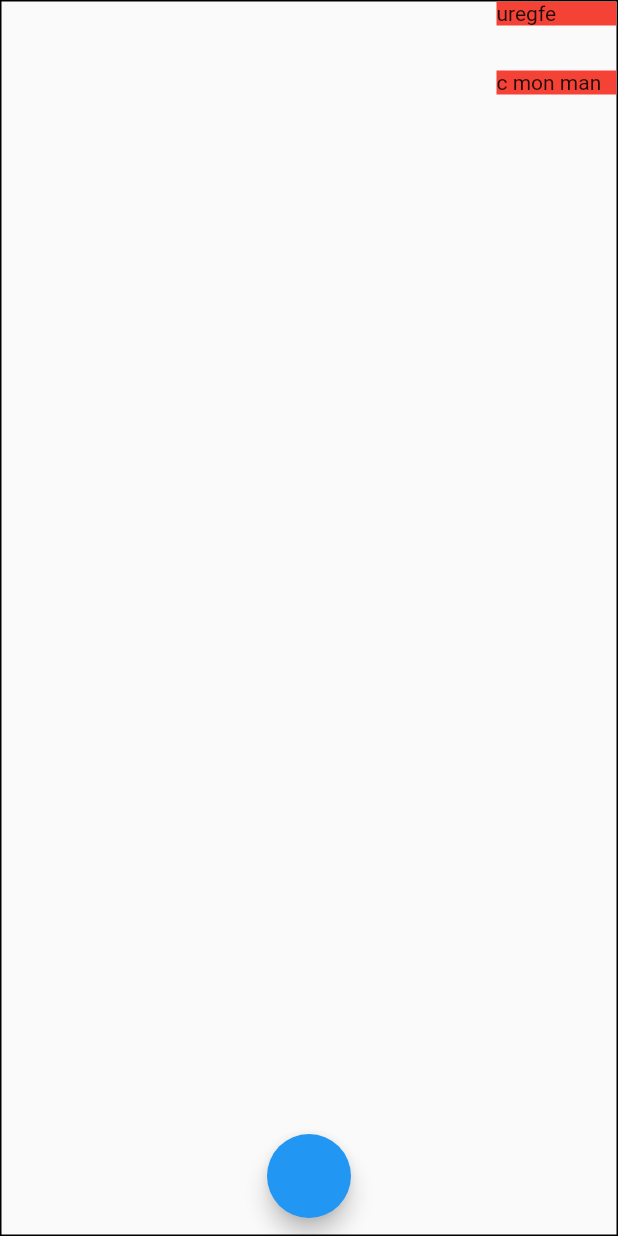
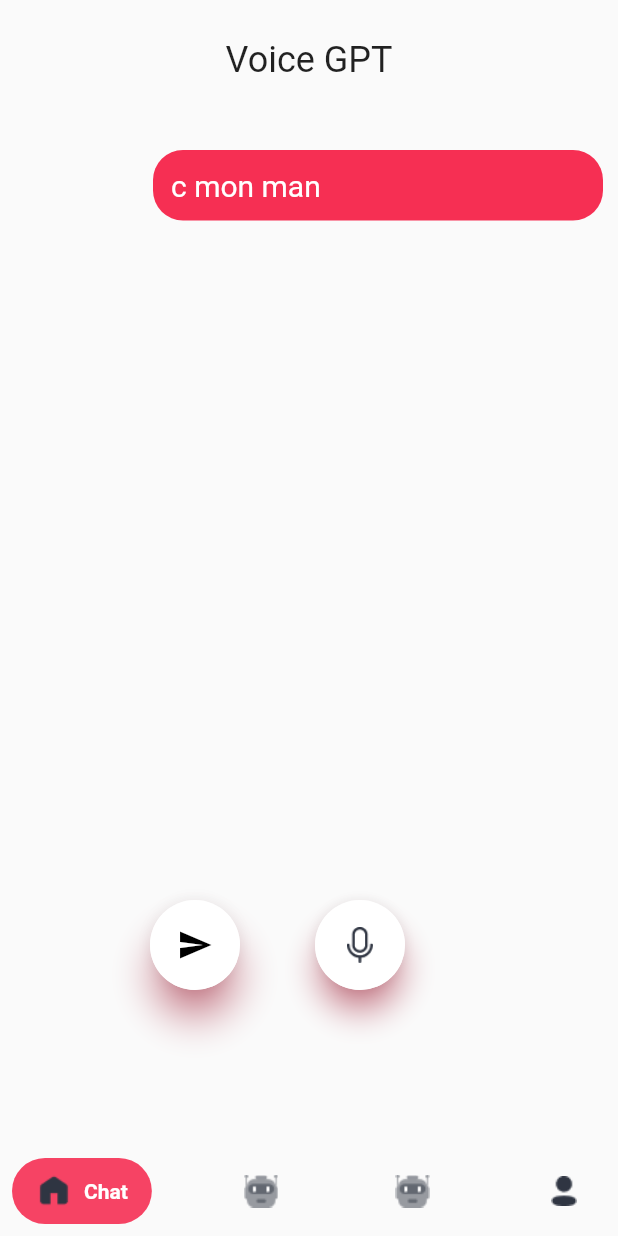
Before and after one commit to mokraneimed/JunctionX, a Flutter app: the screen it shows after launch, on a phone screen of 412 x 824 dp. Run offline on Flutter 3.47's test engine with Material 2 defaults, Android fonts, the phone set to English and light mode, and no system bars; drawn by our look-alikes of avatar_glow, salomon_bottom_bar; our stand-ins replace audioplayers, bottom_navy_bar, permission_handler, speech_to_text; missing offline and left inert: flutter_sound.

Commit message:
/imed/chat

```diff
--- a/lib/main.dart
+++ b/lib/main.dart
@@ -3,8 +3,9 @@ import 'package:kyo/request.dart';
 import 'package:kyo/stt.dart';
 import 'package:kyo/recorder.dart';
 import 'package:speech_to_text/speech_to_text.dart' as sst;
-import 'package:kyo/screens/Auth page/sign_up.dart';
+import 'package:kyo/screens/Auth page/auth.dart';
 import 'package:kyo/screens/Chat page/chat.dart';
+import 'package:kyo/screens/Chat page/home_page.dart';
 
 TextEditingController controller = TextEditingController();
 String generatedText = '';
@@ -25,7 +26,7 @@ class MyApp extends StatelessWidget {
           primarySwatch: Colors.blue,
         ),
         home: SafeArea(
-          child: ChatPage(),
+          child: HomePage(),
         ));
   }
 }
--- a/lib/screens/Auth page/sign_up.dart
+++ b/lib/screens/Auth page/sign_up.dart
@@ -1,7 +1,10 @@
+import 'package:flutter/gestures.dart';
 import 'package:flutter/material.dart';
 import 'package:kyo/screens/Auth page/text_field.dart';
 
-class SignIn extends StatelessWidget {
+class SignUpPage extends StatelessWidget {
+  final VoidCallback onClicked;
+  const SignUpPage({Key? key, required this.onClicked}) : super(key: key);
   @override
   Widget build(BuildContext context) {
     return Scaffold(
@@ -101,6 +104,7 @@ class SignIn extends StatelessWidget {
                   text: 'Don\'t have an account ?',
                   children: [
                 TextSpan(
+                    recognizer: TapGestureRecognizer()..onTap = onClicked,
                     text: '  Sign up',
                     style: TextStyle(color: Color(0xFFF62F53), fontSize: 18))
               ]))
--- a/lib/screens/Chat page/chat.dart
+++ b/lib/screens/Chat page/chat.dart
@@ -1,5 +1,7 @@
 import 'package:flutter/material.dart';
 import 'package:speech_to_text/speech_to_text.dart' as sst;
+import 'package:avatar_glow/avatar_glow.dart';
+import 'package:kyo/request.dart';
 
 class ChatPage extends StatefulWidget {
   @override
@@ -10,11 +12,11 @@ class ChatPage extends StatefulWidget {
 }
 
 class _ChatPage extends State<ChatPage> {
-  String speech = '';
+  String generatedText = '';
   late sst.SpeechToText _speech;
   bool isListening = false;
   String textSpeech = "c mon man";
-  List prompts = ["uregfe"];
+  List prompts = [];
   List responses = [];
 
   void onListen() async {
@@ -42,41 +44,142 @@ class _ChatPage extends State<ChatPage> {
   @override
   Widget build(BuildContext context) {
     return Scaffold(
-        floatingActionButton: FloatingActionButton(onPressed: onListen),
-        floatingActionButtonLocation:
-            FloatingActionButtonLocation.miniCenterFloat,
         body: Container(
-          decoration:
-              BoxDecoration(border: Border.all(color: Colors.black, width: 1)),
-          height: double.infinity,
+      height: 690,
       child: Column(
-            crossAxisAlignment: CrossAxisAlignment.stretch,
         children: [
-              Column(
-                children: List.generate(
-                  prompts.length,
-                  (index) {
-                    return Align(
+          Container(
+            margin: EdgeInsets.only(bottom: 20),
+            height: 80,
+            child: Center(
+                child: Text(
+              "Voice GPT",
+              style: TextStyle(fontSize: 24),
+            )),
+          ),
+          Expanded(
+            child: ListView.separated(
+                itemBuilder: (BuildContext context, index) {
+                  return (index != prompts.length)
+                      ? Column(
+                          children: [
+                            Align(
                               alignment: Alignment.centerRight,
                               child: Container(
-                        margin: EdgeInsets.only(bottom: 30),
-                        color: Colors.red,
-                        width: 80,
-                        child: Text(prompts[index]),
+                                margin: EdgeInsets.fromLTRB(0, 0, 10, 25),
+                                padding: EdgeInsets.all(12),
+                                decoration: BoxDecoration(
+                                    color: Color(0xFFF62F53),
+                                    borderRadius: BorderRadius.circular(20)),
+                                width: 300,
+                                child: Text(
+                                  prompts[index],
+                                  style: TextStyle(
+                                      color: Colors.white, fontSize: 20),
+                                ),
+                              ),
+                            ),
+                            Align(
+                              alignment: Alignment.centerLeft,
+                              child: Container(
+                                margin: EdgeInsets.fromLTRB(10, 0, 0, 25),
+                                padding: EdgeInsets.all(12),
+                                decoration: BoxDecoration(
+                                    color: Colors.white,
+                                    borderRadius: BorderRadius.circular(20),
+                                    border: Border.all(
+                                        width: 1, color: Color(0xFFDADADA))),
+                                width: 300,
+                                child: Text(
+                                  responses[index],
+                                  style: TextStyle(
+                                      color: Colors.black, fontSize: 20),
+                                ),
+                              ),
+                            ),
+                          ],
+                        )
+                      : Align(
+                          alignment: Alignment.centerRight,
+                          child: Container(
+                            margin: EdgeInsets.fromLTRB(0, 0, 10, 25),
+                            padding: EdgeInsets.all(12),
+                            decoration: BoxDecoration(
+                                color: Color(0xFFF62F53),
+                                borderRadius: BorderRadius.circular(20)),
+                            width: 300,
+                            child: Text(
+                              textSpeech,
+                              style:
+                                  TextStyle(color: Colors.white, fontSize: 20),
+                            ),
                           ),
                         );
                 },
-                ).toList(),
+                separatorBuilder: (BuildContext context, index) {
+                  return SizedBox(
+                    height: 0,
+                  );
+                },
+                itemCount: prompts.length + 1),
           ),
-              Align(
-                alignment: Alignment.centerRight,
-                child: Container(
-                  margin: EdgeInsets.only(bottom: 30),
-                  color: Colors.red,
-                  width: 80,
-                  child: Text(textSpeech),
+          Row(
+            children: [
+              SizedBox(
+                width: 100,
               ),
-              )
+              GestureDetector(
+                onTap: () async {
+                  prompts.add(textSpeech);
+                  final text = await sendRequest(textSpeech);
+                  textSpeech = '';
+
+                  setState(() {
+                    generatedText = text;
+                    responses.add(text);
+                  });
+                },
+                child: Material(
+                  elevation: 10.0,
+                  shadowColor: Color(0xFFF62F53),
+                  shape: CircleBorder(),
+                  child: CircleAvatar(
+                    backgroundColor: Colors.white,
+                    child: Icon(
+                      Icons.send,
+                      color: Colors.black,
+                    ),
+                    radius: 30.0,
+                  ),
+                ),
+              ),
+              SizedBox(
+                width: 20,
+              ),
+              GestureDetector(
+                onTap: onListen,
+                child: AvatarGlow(
+                  glowColor: Color(0xFFF62F53),
+                  animate: _speech.isListening,
+                  endRadius: 60.0,
+                  child: Material(
+                    elevation: 8.0,
+                    shadowColor: Color(0xFFF62F53),
+                    shape: CircleBorder(),
+                    child: CircleAvatar(
+                      backgroundColor: Colors.white,
+                      child: Image.asset(
+                        "assets/images/mic.png",
+                        height: 24,
+                        width: 24,
+                      ),
+                      radius: 30.0,
+                    ),
+                  ),
+                ),
+              ),
+            ],
+          ),
         ],
       ),
     ));
--- /dev/null
+++ b/lib/screens/Chat page/home_page.dart
@@ -0,0 +1,101 @@
+import 'package:flutter/material.dart';
+import 'package:kyo/screens/Chat%20page/chat.dart';
+import 'package:salomon_bottom_bar/salomon_bottom_bar.dart';
+import 'package:bottom_navy_bar/bottom_navy_bar.dart';
+
+class HomePage extends StatefulWidget {
+  @override
+  State<HomePage> createState() => _HomePage();
+}
+
+class _HomePage extends State<HomePage> {
+  var _currentIndex = 0;
+  @override
+  Widget build(BuildContext context) {
+    return Scaffold(
+      bottomNavigationBar: SalomonBottomBar(
+        selectedColorOpacity: 0.9,
+        selectedItemColor: Color(0xFFF62F53),
+        currentIndex: _currentIndex,
+        onTap: (i) => setState(() => _currentIndex = i),
+        items: [
+          SalomonBottomBarItem(
+            icon: (_currentIndex == 1)
+                ? Image.asset(
+                    "assets/images/sel_home.png",
+                    height: 24,
+                    width: 24,
+                  )
+                : Image.asset(
+                    "assets/images/uns_home.png",
+                    height: 24,
+                    width: 24,
+                  ),
+            title: Text(
+              "Chat",
+              style: TextStyle(color: Colors.white),
+            ),
+          ),
+
+          /// Likes
+          SalomonBottomBarItem(
+            icon: (_currentIndex == 1)
+                ? Image.asset(
+                    "assets/images/sel_robot.png",
+                    height: 24,
+                    width: 24,
+                  )
+                : Image.asset(
+                    "assets/images/uns_chat.png",
+                    height: 24,
+                    width: 24,
+                  ),
+            title: Text(
+              "Chat",
+              style: TextStyle(color: Colors.white),
+            ),
+          ),
+
+          /// Search
+          SalomonBottomBarItem(
+            icon: (_currentIndex == 2)
+                ? Image.asset(
+                    "assets/images/sel_robot.png",
+                    height: 24,
+                    width: 24,
+                  )
+                : Image.asset(
+                    "assets/images/uns_chat.png",
+                    height: 24,
+                    width: 24,
+                  ),
+            title: Text(
+              "Chat",
+              style: TextStyle(color: Colors.white),
+            ),
+          ),
+
+          /// Profile
+          SalomonBottomBarItem(
+            icon: (_currentIndex == 3)
+                ? Image.asset(
+                    "assets/images/sel_profile.png",
+                    height: 24,
+                    width: 24,
+                  )
+                : Image.asset(
+                    "assets/images/uns_profile.png",
+                    height: 24,
+                    width: 24,
+                  ),
+            title: Text(
+              "Profile",
+              style: TextStyle(color: Colors.white),
+            ),
+          ),
+        ],
+      ),
+      body: ChatPage(),
+    );
+  }
+}
--- a/pubspec.yaml
+++ b/pubspec.yaml
@@ -36,6 +36,9 @@ dependencies:
   app_settings: ^4.2.0
   audioplayers: ^0.20.1
   speech_to_text: ^6.1.1
+  avatar_glow: ^2.0.2
+  salomon_bottom_bar: ^3.3.1
+  bottom_navy_bar: ^6.0.0
 
 
   # The following adds the Cupertino Icons font to your application.
```
Also changed, not shown: lib/fich.txt (added, +9 -0 lines), lib/screens/Auth page/auth.dart (added, +19 -0 lines), lib/screens/Auth page/login.dart (added, +123 -0 lines), assets/images/mic.png (added), assets/images/sel_home.png (added), assets/images/sel_profile.png (added), assets/images/sel_robot.png (added), assets/images/uns_chat.png (added), assets/images/uns_home.png (added), assets/images/uns_profile.png (added), pubspec.lock. Lines whose indentation alone changed are shown as unchanged.
